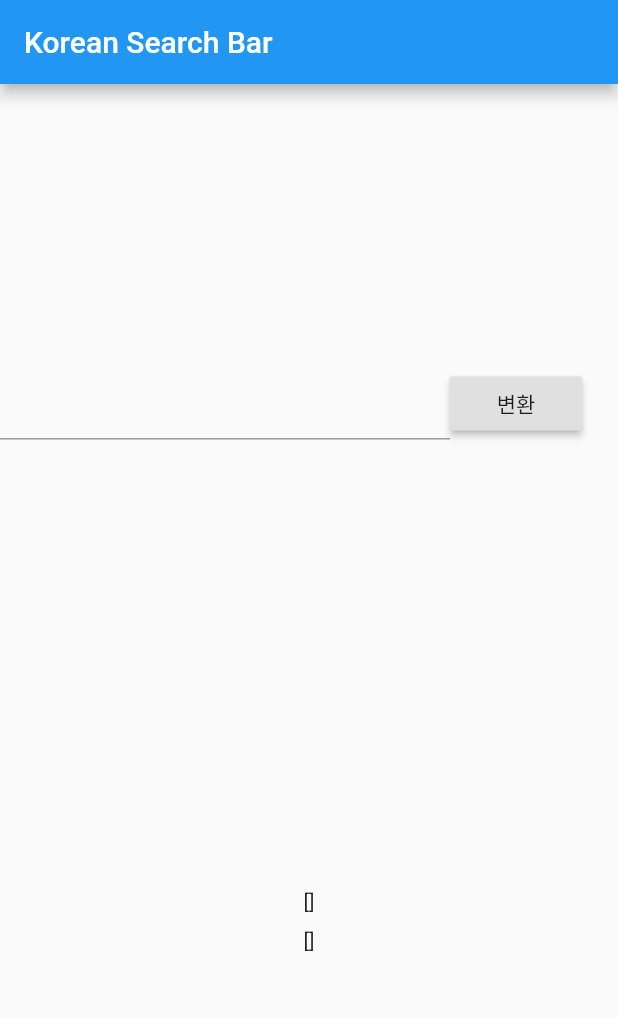
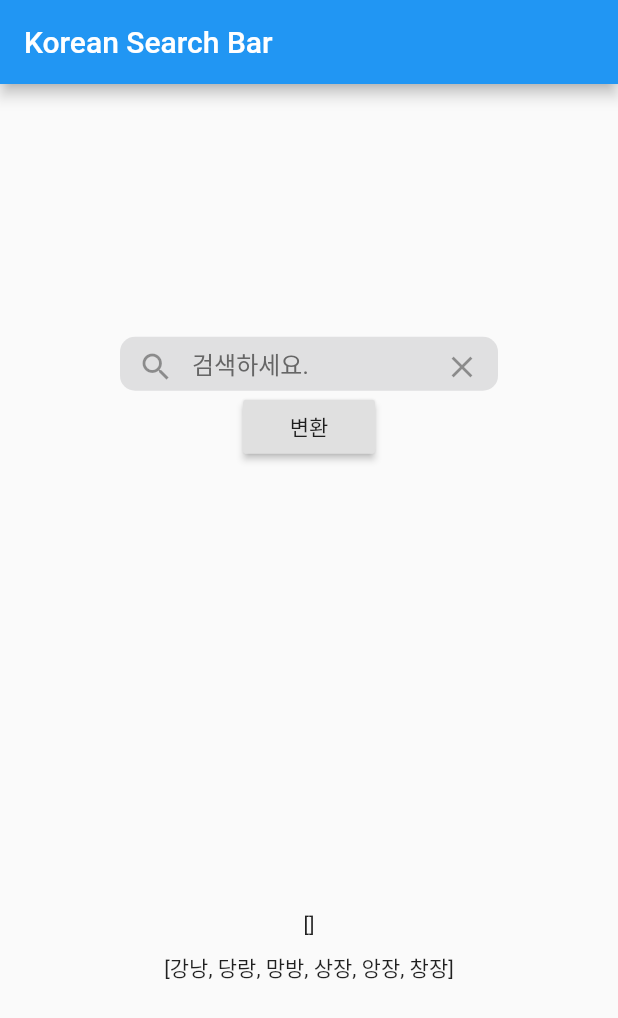
Before and after one commit to jgwng/SearchSubway, a Flutter app: the screen it shows after launch, after a tap on "변환", on a phone screen of 412 x 824 dp. Shown: the top 1018 px of the screen. Run offline on Flutter 3.47's test engine with Material 2 defaults, Android fonts, the phone set to English and light mode, and no system bars; Roboto replaces fonts that are missing (NotoSans).

Commit message:
10/28 검색바 연결 및 포커스 조정

```diff
--- a/lib/home_page.dart
+++ b/lib/home_page.dart
@@ -1,5 +1,6 @@
 import 'package:flutter/material.dart';
 import 'package:seperatekorean/const_of_hangul.dart';
+import 'package:seperatekorean/search_bar.dart';
 
 class MyHomePage extends StatefulWidget {
   MyHomePage({Key key, this.title}) : super(key: key);
@@ -12,14 +13,30 @@ class MyHomePage extends StatefulWidget {
 
 class _MyHomePageState extends State<MyHomePage> {
 
-  final titleController = TextEditingController();
+  final wordController = TextEditingController();
+
   var array=[];
   var resultArray =[];
   var listArray= ["강낭","당랑","망방","상장","앙장","창장"];
+  bool isFocused = false;
+
+  FocusNode searchWordNode = FocusNode();
+  void _onFocusChange() async{
+    setState(() {
+      isFocused =!isFocused;
+
+    });
+  }
+
+  @override
+  void initState() {
+    super.initState();
+    searchWordNode.addListener(_onFocusChange);
+  }
 
   @override
   void dispose() {
-    titleController.dispose();
+    wordController.dispose();
     super.dispose();
   }
 
@@ -27,34 +44,38 @@ class _MyHomePageState extends State<MyHomePage> {
   Widget build(BuildContext context) {
 
 
-    titleController..text = "";
+    wordController..text = "";
     return Scaffold(
+      resizeToAvoidBottomInset: false,
       appBar: AppBar(
         title: Text(widget.title),
       ),
-      body: Center(
+      body: GestureDetector(
+        behavior: HitTestBehavior.opaque,
+        onTap: (){
+          FocusScopeNode currentFocus = FocusScope.of(context);
+          if(!currentFocus.hasPrimaryFocus){
+            currentFocus.unfocus();
+          }
+        },
+        child:Center(
           child: Column(
             mainAxisAlignment: MainAxisAlignment.center,
             children: <Widget>[
-            Row(
-            children: [
               Container(
                   width: 300,
-                child: TextField(
-                  controller: titleController,
-                ),
+                  child: SearchBar(controller: wordController,)
               ),
               RaisedButton(
                 child: Text("변환"),
                 onPressed: (){
                   setState(() {
-                    String word = titleController.text;
+                    String word = wordController.text;
                     array = splitLetter(word);
-                    resultArray = aa(array, listArray);
+
+                    resultArray = compareArray(array, listArray);
                   });
                 },
-              ),
-            ],
               ),
               SizedBox(height: 300,),
               Text(array.toString()),
@@ -62,26 +83,33 @@ class _MyHomePageState extends State<MyHomePage> {
               Text(resultArray.toString()),
             ],
           ),
+
         ),
-    ); // This trailing comma makes auto-formatting nicer for build methods.
+      )
+      );// This trailing comma makes auto-formatting nicer for build methods.
   }
 
-  List<dynamic> aa(var item, var list){
+  List<dynamic> compareArray(var item, var list){
     int index = 0;
     int counter = item.length;
-    for(int i =0;i<counter;i++){
-      if(item[i].length ==1){
-        if(item[i] == list[i][0]){
+
+    for(int i =0;i<list.length;i++){
+      for(int j=0;j<counter;j++){
+        if(item[j].length ==1){
+          if(item[j] == list[i][0]){
+            index++;
+          }
+        } else{
+          if(item[j] == list[j]){
             index++;
           }
         }
-
-
       }
 
-
-
-
+      if(index == counter){
+        resultArray.add(list[i]);
+      }
+    }
     return resultArray;
   }
 
--- a/lib/search_bar.dart
+++ b/lib/search_bar.dart
@@ -15,6 +15,7 @@ class SearchBar extends StatelessWidget{
     return Padding(
       padding: const EdgeInsets.symmetric(horizontal: 24.0),
       child: Container(
+          width: 250,
           height: 36,
           // padding: EdgeInsets.all(24),
           child : TextField(
@@ -35,10 +36,10 @@ class SearchBar extends StatelessWidget{
                 ),
 
                 hintText: '검색하세요.',
-                prefixIcon: Image.asset('assets/image/register_page/search.png',),
+                prefixIcon: IconButton(icon: Icon(Icons.search)),
                 suffixIcon: GestureDetector(
                     onTap: suffixIconOnTab,
-                    child: Image.asset('assets/image/register_page/x.png',)
+                    child: IconButton(icon: Icon(Icons.clear))
                 ),
                 filled: true,
                 fillColor: Color.fromRGBO(142, 142, 147, 0.24),
```
Lines whose indentation alone changed are shown as unchanged.
